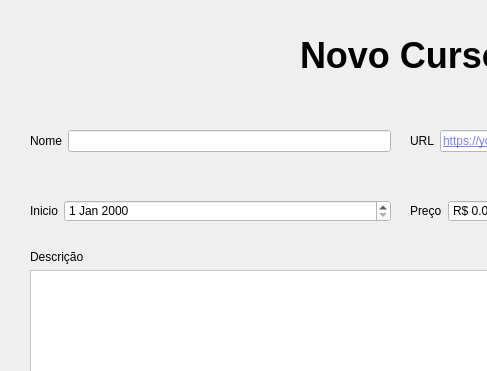
Old version of the form curso.ui in the repository ThiagoFBastos/Cursos---Qt; both pictures show x 0 to 487 and y 0 to 371 of the 800 by 600 pixel window.
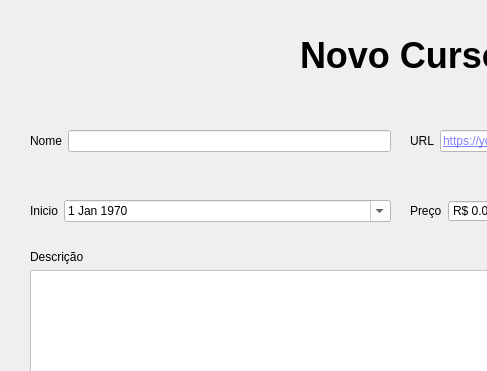
New version of the form.

Commit message: feat: adicionando resultados da validação na ui

```diff
--- a/curso.ui
+++ b/curso.ui
@@ -116,6 +116,16 @@
 	background-color: white;
 }</string>
        </property>
+       <property name="calendarPopup">
+        <bool>true</bool>
+       </property>
+       <property name="date">
+        <date>
+         <year>1970</year>
+         <month>1</month>
+         <day>1</day>
+        </date>
+       </property>
       </widget>
      </item>
      <item row="0" column="0">
```
Left out of the diff: 2 changed lines with no effect on the pictures. The commit also changes 7 other files.
